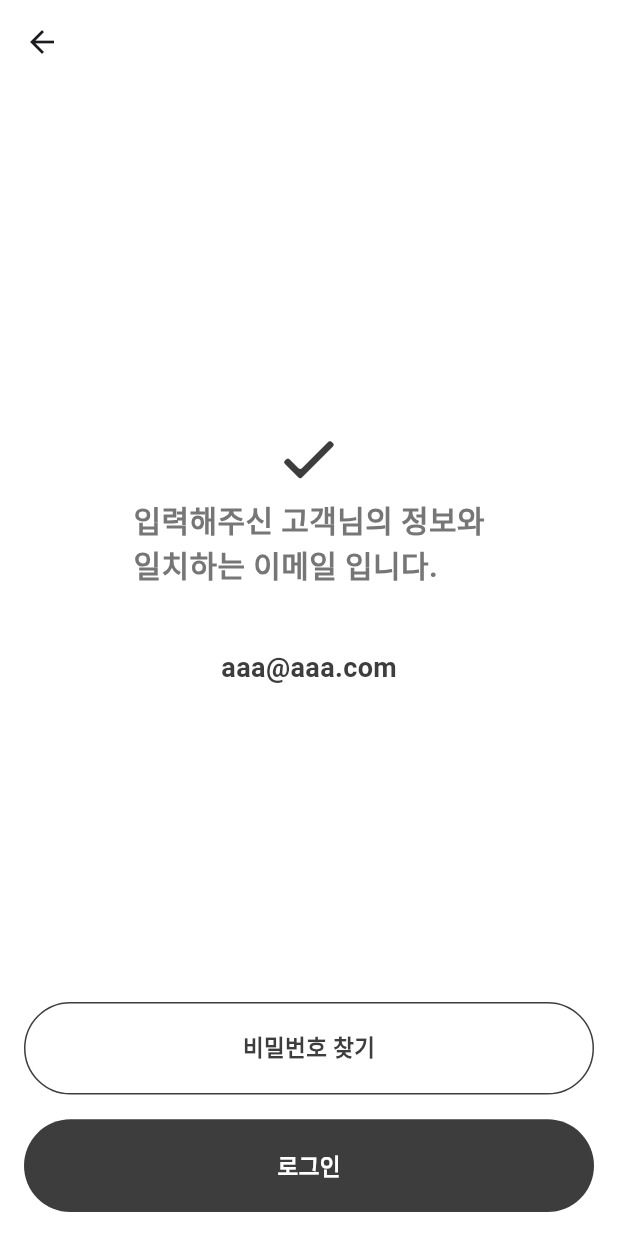
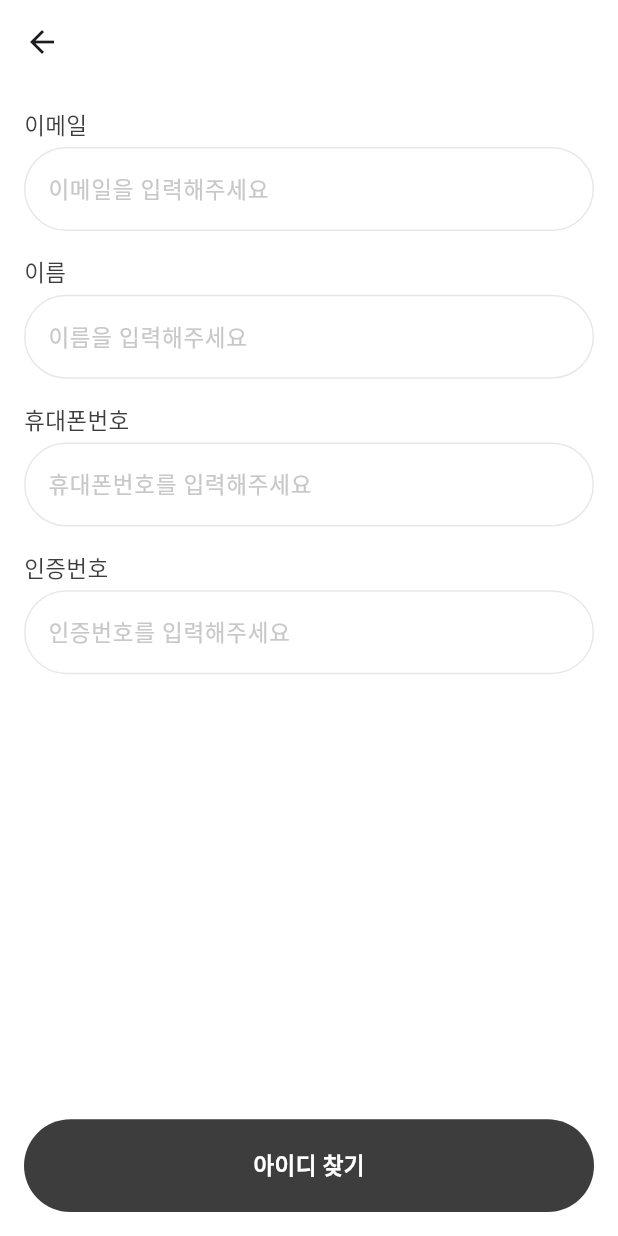
Before and after one commit to GodBongJune/Town-publish, a Flutter app: the FindEmailSuccessPage screen opened by its route, after a tap on "비밀번호 찾기", on a phone screen of 412 x 824 dp. Run offline on Flutter 3.47's test engine with Material 3 defaults, Android fonts, the light colour scheme and no system bars; our stand-ins replace animated_splash_screen, flutter_svg, logger.

Commit message:
비밀번호 찾기 페이지 완료

```diff
--- a/lib/core/constant/move.dart
+++ b/lib/core/constant/move.dart
@@ -1,5 +1,6 @@
 import 'package:flutter/cupertino.dart';
 import 'package:town/pages/auth_and_find/find_email_page/find_email_page_widgets/find_email_success_page.dart';
+import 'package:town/pages/auth_and_find/find_password_page/find_password_page.dart';
 import 'package:town/pages/auth_and_find/join_page/join_page_widgets/join_page_formfield.dart';
 
 class Move {
@@ -8,6 +9,9 @@ class Move {
 
   //이메일 찾기 성공 페이지
   static String findEmailSuccess = "/findEmailSuccess";
+
+  //비밀번호 찾기 페이지
+  static String findPassword = "/findPassword";
 }
 
 Map<String, Widget Function(BuildContext)> getRouters() {
@@ -17,5 +21,8 @@ Map<String, Widget Function(BuildContext)> getRouters() {
 
     //이메일 찾기 성공 페이지
     Move.findEmailSuccess: (context) => FindEmailSuccessPage(),
+
+    //비밀번호 찾기 페이지
+    Move.findPassword: (context) => FindPasswordPage(),
   };
 }
--- a/lib/pages/auth_and_find/find_email_page/find_email_page_widgets/find_email_success_page.dart
+++ b/lib/pages/auth_and_find/find_email_page/find_email_page_widgets/find_email_success_page.dart
@@ -1,6 +1,7 @@
 import 'package:flutter/cupertino.dart';
 import 'package:flutter/material.dart';
 import 'package:town/core/constant/color.dart';
+import 'package:town/core/constant/move.dart';
 import 'package:town/core/constant/size.dart';
 import 'package:town/utils/custom_util.dart';
 
@@ -44,7 +45,9 @@ class FindEmailSuccessPage extends StatelessWidget {
                   Spacer(),
                   basicButton(
                     context: context,
-                    onTap: () {},
+                    onTap: () {
+                      Navigator.of(context).popAndPushNamed(Move.findPassword);
+                    },
                     buttonColor: Colors.white,
                     textColor: k3DColor,
                     text: "비밀번호 찾기",
--- /dev/null
+++ b/lib/pages/auth_and_find/find_password_page/find_password_page.dart
@@ -0,0 +1,14 @@
+import 'package:flutter/material.dart';
+import 'package:town/pages/auth_and_find/find_password_page/find_password_page_widgets/find_password_page_body.dart';
+
+class FindPasswordPage extends StatelessWidget {
+  const FindPasswordPage({super.key});
+
+  @override
+  Widget build(BuildContext context) {
+    return Scaffold(
+      appBar: AppBar(),
+      body: FindPasswordPageBody(),
+    );
+  }
+}
--- /dev/null
+++ b/lib/pages/auth_and_find/find_password_page/find_password_page_widgets/find_password_page_body.dart
@@ -0,0 +1,120 @@
+import 'package:flutter/material.dart';
+import 'package:town/core/constant/color.dart';
+import 'package:town/core/constant/size.dart';
+import 'package:town/utils/custom_util.dart';
+
+class FindPasswordPageBody extends StatelessWidget {
+  const FindPasswordPageBody({super.key});
+
+  @override
+  Widget build(BuildContext context) {
+    return Padding(
+      padding: const EdgeInsets.all(16.0),
+      child: CustomScrollView(
+        slivers: [
+          SliverFillRemaining(
+            child: Column(
+              children: [
+                //이메일
+                Column(
+                  crossAxisAlignment: CrossAxisAlignment.start,
+                  children: [
+                    Text(
+                      "이메일",
+                      style: TextStyle(
+                        color: k3DColor,
+                        fontSize: size15,
+                      ),
+                    ),
+                    SizedBox(height: 5),
+                    customTextFormField(
+                      context: context,
+                      hintText: "이메일을 입력해주세요",
+                      obscureText: false,
+                    ),
+                  ],
+                ),
+                SizedBox(height: MediaQuery.of(context).size.height * 0.02),
+                //이름
+                Column(
+                  crossAxisAlignment: CrossAxisAlignment.start,
+                  children: [
+                    Text(
+                      "이름",
+                      style: TextStyle(
+                        color: k3DColor,
+                        fontSize: size15,
+                      ),
+                    ),
+                    SizedBox(height: 5),
+                    customTextFormField(
+                      context: context,
+                      hintText: "이름을 입력해주세요",
+                      obscureText: false,
+                    ),
+                  ],
+                ),
+                SizedBox(height: MediaQuery.of(context).size.height * 0.02),
+                //휴대전화
+                Column(
+                  crossAxisAlignment: CrossAxisAlignment.start,
+                  children: [
+                    Text(
+                      "휴대폰번호",
+                      style: TextStyle(
+                        color: k3DColor,
+                        fontSize: size15,
+                      ),
+                    ),
+                    SizedBox(height: 5),
+                    customTextFormField(
+                      context: context,
+                      hintText: "휴대폰번호를 입력해주세요",
+                      obscureText: false,
+                      suffix: "인증하기",
+                      suffixOnTap: () {
+                        customSnackbar(context, "인증번호를 요청했습니다.");
+                      },
+                    ),
+                  ],
+                ),
+                SizedBox(height: MediaQuery.of(context).size.height * 0.02),
+                //인증번호
+                Column(
+                  crossAxisAlignment: CrossAxisAlignment.start,
+                  children: [
+                    Text(
+                      "인증번호",
+                      style: TextStyle(
+                        color: k3DColor,
+                        fontSize: size15,
+                      ),
+                    ),
+                    SizedBox(height: 5),
+                    customTextFormField(
+                      context: context,
+                      hintText: "인증번호를 입력해주세요",
+                      obscureText: false,
+                      suffix: "확인",
+                      suffixOnTap: () {
+                        customSnackbar(context, "인증번호를 확인완료.");
+                      },
+                    ),
+                  ],
+                ),
+                Spacer(),
+                basicButton(
+                  context: context,
+                  onTap: () {},
+                  buttonColor: k3DColor,
+                  textColor: Colors.white,
+                  text: "아이디 찾기",
+                ),
+              ],
+            ),
+          ),
+        ],
+      ),
+    );
+  }
+}
```
